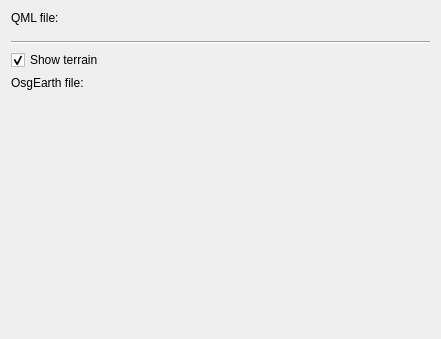
This is ground/openpilotgcs/src/plugins/pfdqml/pfdqmlgadgetoptionspage.ui in openpilot/OpenPilot as Qt 5 draws it before an edit. The edited form follows.
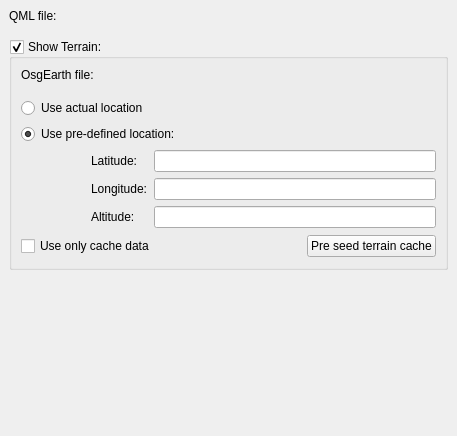
This is the edited form. Custom widgets are drawn as their Qt base class.

Commit message: PFD terrain view: switch between GPS and predefined positions.

What changed in the file:
```diff
--- a/ground/openpilotgcs/src/plugins/pfdqml/pfdqmlgadgetoptionspage.ui
+++ b/ground/openpilotgcs/src/plugins/pfdqml/pfdqmlgadgetoptionspage.ui
@@ -6,8 +6,8 @@
    <rect>
     <x>0</x>
     <y>0</y>
-    <width>441</width>
-    <height>339</height>
+    <width>457</width>
+    <height>436</height>
    </rect>
   </property>
   <property name="sizePolicy">
@@ -19,7 +19,34 @@
   <property name="windowTitle">
    <string>Form</string>
   </property>
-  <layout class="QGridLayout" name="gridLayout">
+  <layout class="QGridLayout" name="gridLayout_4">
+   <property name="margin">
+    <number>0</number>
+   </property>
+   <property name="spacing">
+    <number>0</number>
+   </property>
+   <item row="0" column="0">
+    <widget class="QScrollArea" name="scrollArea">
+     <property name="frameShape">
+      <enum>QFrame::NoFrame</enum>
+     </property>
+     <property name="lineWidth">
+      <number>0</number>
+     </property>
+     <property name="widgetResizable">
+      <bool>true</bool>
+     </property>
+     <widget class="QWidget" name="scrollAreaWidgetContents">
+      <property name="geometry">
+       <rect>
+        <x>0</x>
+        <y>0</y>
+        <width>457</width>
+        <height>436</height>
+       </rect>
+      </property>
+      <layout class="QGridLayout" name="gridLayout_3">
    <item row="0" column="0">
     <layout class="QHBoxLayout" name="horizontalLayout" stretch="0,0">
      <property name="spacing">
@@ -50,31 +77,16 @@
      </item>
     </layout>
    </item>
-   <item row="1" column="0">
-    <widget class="Line" name="line">
-     <property name="orientation">
-      <enum>Qt::Horizontal</enum>
-     </property>
-    </widget>
-   </item>
-   <item row="2" column="0">
-    <layout class="QHBoxLayout" name="horizontalLayout_2">
-     <item>
-      <widget class="QCheckBox" name="showTerrain">
-       <property name="enabled">
+       <item row="1" column="0" colspan="2">
+        <widget class="QGroupBox" name="showTerrain">
+         <property name="title">
+          <string>Show Terrain:</string>
+         </property>
+         <property name="checkable">
         <bool>true</bool>
        </property>
-       <property name="text">
-        <string>Show terrain</string>
-       </property>
-       <property name="checked">
-        <bool>true</bool>
-       </property>
-      </widget>
-     </item>
-    </layout>
-   </item>
-   <item row="3" column="0">
+         <layout class="QGridLayout" name="gridLayout_2">
+          <item row="0" column="0" colspan="4">
     <layout class="QHBoxLayout" name="horizontalLayout_3" stretch="0,0">
      <property name="spacing">
       <number>10</number>
@@ -104,21 +116,119 @@
      </item>
     </layout>
    </item>
-   <item row="4" column="0">
+          <item row="1" column="0" colspan="2">
+           <widget class="QRadioButton" name="useActualLocation">
+            <property name="text">
+             <string>Use actual location</string>
+            </property>
+           </widget>
+          </item>
+          <item row="2" column="0" colspan="3">
+           <widget class="QRadioButton" name="usePredefinedLocation">
+            <property name="text">
+             <string>Use pre-defined location:</string>
+            </property>
+            <property name="checked">
+             <bool>true</bool>
+            </property>
+           </widget>
+          </item>
+          <item row="3" column="0">
+           <spacer name="horizontalSpacer">
+            <property name="orientation">
+             <enum>Qt::Horizontal</enum>
+            </property>
+            <property name="sizeType">
+             <enum>QSizePolicy::Fixed</enum>
+            </property>
+            <property name="sizeHint" stdset="0">
+             <size>
+              <width>16</width>
+              <height>16</height>
+             </size>
+            </property>
+           </spacer>
+          </item>
+          <item row="3" column="1" colspan="3">
+           <layout class="QGridLayout" name="gridLayout">
+            <item row="0" column="0">
+             <widget class="QLabel" name="label_3">
+              <property name="text">
+               <string>Latitude:</string>
+              </property>
+             </widget>
+            </item>
+            <item row="0" column="1">
+             <widget class="QLineEdit" name="latitude"/>
+            </item>
+            <item row="1" column="0">
+             <widget class="QLabel" name="label_4">
+              <property name="text">
+               <string>Longitude:</string>
+              </property>
+             </widget>
+            </item>
+            <item row="1" column="1">
+             <widget class="QLineEdit" name="longitude"/>
+            </item>
+            <item row="2" column="0">
+             <widget class="QLabel" name="label_5">
+              <property name="text">
+               <string>Altitude:</string>
+              </property>
+             </widget>
+            </item>
+            <item row="2" column="1">
+             <widget class="QLineEdit" name="altitude"/>
+            </item>
+           </layout>
+          </item>
+          <item row="4" column="0" colspan="2">
+           <widget class="QCheckBox" name="useOnlyCache">
+            <property name="text">
+             <string>Use only cache data</string>
+            </property>
+           </widget>
+          </item>
+          <item row="4" column="2">
+           <spacer name="horizontalSpacer_2">
+            <property name="orientation">
+             <enum>Qt::Horizontal</enum>
+            </property>
+            <property name="sizeHint" stdset="0">
+             <size>
+              <width>74</width>
+              <height>24</height>
+             </size>
+            </property>
+           </spacer>
+          </item>
+          <item row="4" column="3">
+           <widget class="QPushButton" name="preSeedTerrain">
+            <property name="text">
+             <string>Pre seed terrain cache</string>
+            </property>
+           </widget>
+          </item>
+         </layout>
+        </widget>
+       </item>
+       <item row="2" column="1">
     <spacer name="verticalSpacer">
      <property name="orientation">
       <enum>Qt::Vertical</enum>
      </property>
-     <property name="sizeType">
-      <enum>QSizePolicy::MinimumExpanding</enum>
-     </property>
      <property name="sizeHint" stdset="0">
       <size>
        <width>20</width>
-       <height>40</height>
+           <height>121</height>
       </size>
      </property>
     </spacer>
+       </item>
+      </layout>
+     </widget>
+    </widget>
    </item>
   </layout>
  </widget>
```
Left out of the diff: 51 changed lines with no effect on the pictures. Lines whose indentation alone changed are shown as unchanged. The commit also changes 8 other files.
